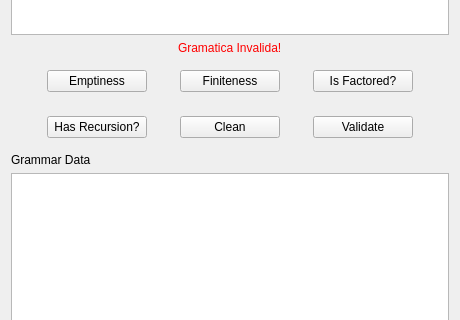
First picture: the form in context_free_languages/gui/view/DynamicGrammarWidget.ui, repository joaovicentesouto/INE5421, before the edit; both pictures show x 0 to 460 and y 292 to 612 of the 460 by 792 pixel window.
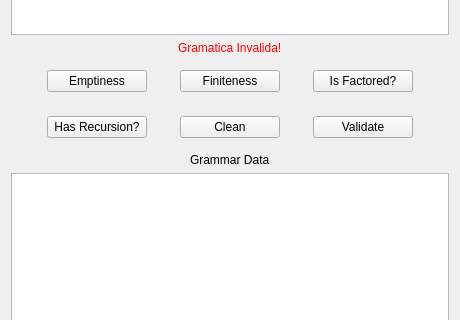
Second picture: the form after the edit.

Diff of the .ui file:
```diff
--- a/context_free_languages/gui/view/DynamicGrammarWidget.ui
+++ b/context_free_languages/gui/view/DynamicGrammarWidget.ui
@@ -117,7 +117,7 @@
      </layout>
     </widget>
    </item>
-   <item>
+   <item alignment="Qt::AlignHCenter">
     <widget class="QLabel" name="title">
      <property name="text">
       <string>Grammar Data</string>
```
